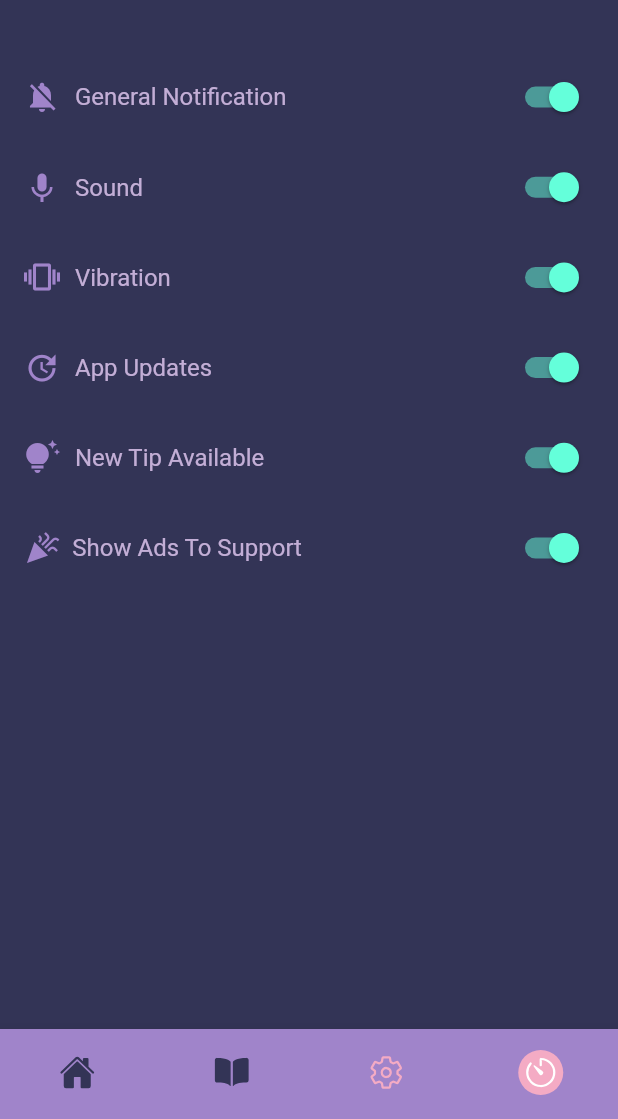
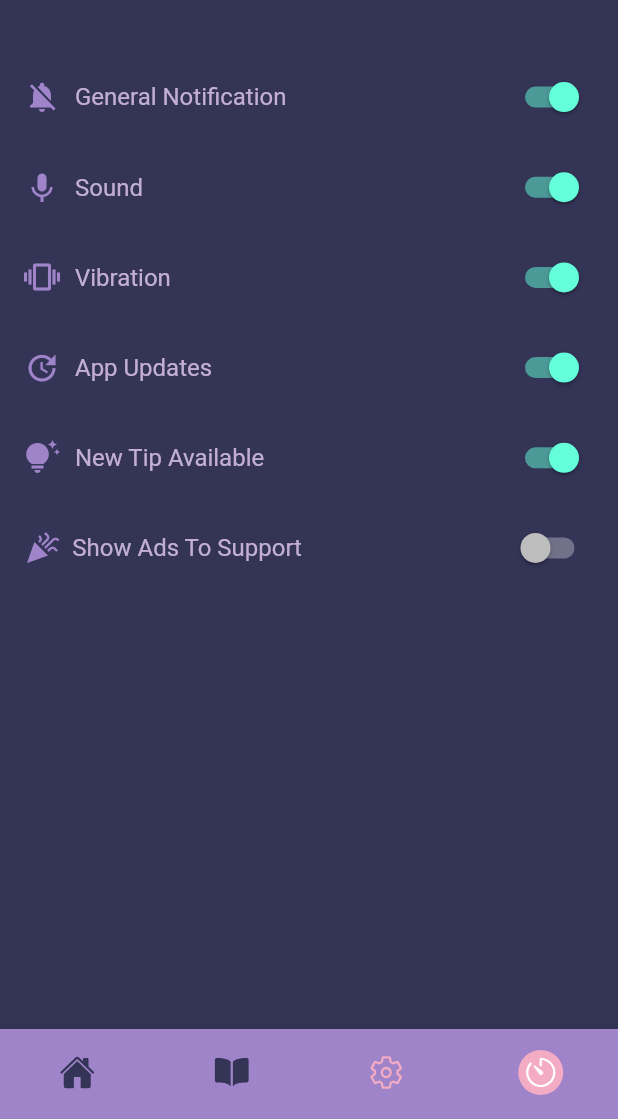
Before and after one commit to dhairya703/pomodoroapp, a Flutter app: the screen it shows after launch, item 3 of the bottom bar chosen, on a phone screen of 412 x 824 dp, the part 117-1236 px from its top. Run offline on Flutter 3.47's test engine with Material 2 defaults, Android fonts, the phone set to English and light mode, and no system bars; our stand-ins replace bloc, dartz, equatable, flutter_bloc, flutter_datetime_picker, flutter_heatmap_calendar and 8 more; missing offline and left inert: bitsdojo_window; accounts and stored records are empty; generated files the repository leaves out were written again.

Commit message:
refactor: integrate bloc with UI and add getDefault setting event

```diff
--- a/lib/core/utils/storage.dart
+++ b/lib/core/utils/storage.dart
@@ -20,5 +20,6 @@ class FStorage {
   static delete(String key) async =>
       await flutterSecureStorage.delete(key: key);
 
-  static read(String key) async => await flutterSecureStorage.read(key: key);
+  static Future<String?> read(String key) async =>
+      await flutterSecureStorage.read(key: key);
 }
--- a/lib/core/utils/utils.dart
+++ b/lib/core/utils/utils.dart
@@ -24,4 +24,7 @@ class Utils {
 
   static int calculatePomodoroTime(int defaultDuration, int timerDuration) =>
       defaultDuration - timerDuration;
+
+  static bool convertStringFromStorageToBool(String item) =>
+      item == "1" ? true : false;
 }
--- a/lib/features/configuration/presentation/blocs/settings_bloc/settings_bloc.dart
+++ b/lib/features/configuration/presentation/blocs/settings_bloc/settings_bloc.dart
@@ -1,14 +1,30 @@
 import 'package:bloc/bloc.dart';
+import 'package:dartz/dartz.dart';
 import 'package:equatable/equatable.dart';
+import 'package:pomodore/features/configuration/domain/entities/settings_entity.dart';
+
+import '../../../domain/usecases/get_settings_usecase.dart';
 
 part 'settings_event.dart';
 part 'settings_state.dart';
 
 class SettingsBloc extends Bloc<SettingsEvent, SettingsState> {
-  SettingsBloc() : super(SettingsInitial()) {
+  final GetSettingsUseCase getSettingUseCase;
+
+  SettingsBloc({required this.getSettingUseCase}) : super(SettingsInitial()) {
     on<SettingsEvent>((event, emit) {});
     on<SettingsFromDeviceFetched>(_settingsFromDeviceFetched);
   }
 
-  _settingsFromDeviceFetched(SettingsFromDeviceFetched event, Emitter emit) {}
+  _settingsFromDeviceFetched(
+      SettingsFromDeviceFetched event, Emitter emit) async {
+    emit(SettingFetchingLoading());
+
+    Either<String, SettingsEntity> result = await getSettingUseCase.call();
+
+    result.fold(
+      (l) => emit(SettingFetchingFail()),
+      (r) => emit(SettingFetchingSuccess(r)),
+    );
+  }
 }
--- a/lib/features/configuration/presentation/blocs/settings_bloc/settings_state.dart
+++ b/lib/features/configuration/presentation/blocs/settings_bloc/settings_state.dart
@@ -10,8 +10,12 @@ class SettingsInitial extends SettingsState {
 }
 
 class SettingFetchingSuccess extends SettingsState {
+  final SettingsEntity item;
+
+  const SettingFetchingSuccess(this.item);
+
   @override
-  List<Object?> get props => [];
+  List<Object?> get props => [item];
 }
 
 class SettingFetchingLoading extends SettingsState {
--- a/lib/features/configuration/presentation/pages/settings_page.dart
+++ b/lib/features/configuration/presentation/pages/settings_page.dart
@@ -1,15 +1,32 @@
 import 'dart:io';
 
 import 'package:flutter/material.dart';
+import 'package:flutter_bloc/flutter_bloc.dart';
 import 'package:ionicons/ionicons.dart';
 import 'package:pomodore/core/constant/constant.dart';
 import 'package:pomodore/core/shared_widgets/base_app_bar.dart';
+import 'package:pomodore/core/shared_widgets/global_indicator.dart';
 import 'package:pomodore/core/utils/size_config.dart';
+import 'package:pomodore/features/configuration/presentation/blocs/settings_bloc/settings_bloc.dart';
 
+import '../../../../di.dart';
 import '../../../../exports.dart';
 
 class SettingsPage extends StatelessWidget {
   const SettingsPage({Key? key}) : super(key: key);
+
+  @override
+  Widget build(BuildContext context) {
+    return BlocProvider(
+      create: (context) =>
+          getIt.get<SettingsBloc>()..add(SettingsFromDeviceFetched()),
+      child: const SettingsView(),
+    );
+  }
+}
+
+class SettingsView extends StatelessWidget {
+  const SettingsView({Key? key}) : super(key: key);
 
   @override
   Widget build(BuildContext context) {
@@ -18,7 +35,10 @@ class SettingsPage extends StatelessWidget {
     return Scaffold(
       appBar: BaseAppBar(title: localization.settingsTitle),
       body: SingleChildScrollView(
-        child: Column(
+        child: BlocBuilder<SettingsBloc, SettingsState>(
+          builder: (context, state) {
+            if (state is SettingFetchingSuccess) {
+              return Column(
                 children: [
                   SizedBox(height: SizeConfig.heightMultiplier * 3),
                   SwitchListTile.adaptive(
@@ -29,7 +49,7 @@ class SettingsPage extends StatelessWidget {
                         Text(localization.generalNotificationTitle),
                       ],
                     ),
-              value: true,
+                    value: state.item.notification,
                     onChanged: (value) {},
                   ),
                   SizedBox(height: SizeConfig.heightMultiplier * .5),
@@ -41,7 +61,7 @@ class SettingsPage extends StatelessWidget {
                         Text(localization.soundTitle),
                       ],
                     ),
-              value: true,
+                    value: state.item.sound,
                     onChanged: (value) {},
                   ),
                   SizedBox(height: SizeConfig.heightMultiplier * .5),
@@ -56,7 +76,7 @@ class SettingsPage extends StatelessWidget {
                               Text(localization.vibrationTitle),
                             ],
                           ),
-                    value: true,
+                          value: state.item.vibration,
                           onChanged: (value) {},
                         ),
                         SizedBox(height: SizeConfig.heightMultiplier * .5),
@@ -70,7 +90,7 @@ class SettingsPage extends StatelessWidget {
                         Text(localization.appUpdatesTitle),
                       ],
                     ),
-              value: true,
+                    value: state.item.appUpdates,
                     onChanged: (value) {},
                   ),
                   SizedBox(height: SizeConfig.heightMultiplier * .5),
@@ -82,7 +102,7 @@ class SettingsPage extends StatelessWidget {
                         Text(localization.newTipTitle),
                       ],
                     ),
-              value: true,
+                    value: state.item.newTips,
                     onChanged: (value) {},
                   ),
                   SizedBox(height: SizeConfig.heightMultiplier * .5),
@@ -94,10 +114,21 @@ class SettingsPage extends StatelessWidget {
                         Text(localization.showAdsTitle),
                       ],
                     ),
-              value: true,
+                    value: state.item.ads,
                     onChanged: (value) {},
                   ),
                 ],
+              );
+            }
+
+            return SizedBox(
+              width: SizeConfig.widthMultiplier * 100,
+              height: SizeConfig.heightMultiplier * 40,
+              child: const Center(
+                child: GlobalIndicator(),
+              ),
+            );
+          },
         ),
       ),
     );
```
Also changed, not shown: lib/di.dart (+9 -0 lines), lib/features/configuration/data/repositories/settings_repository_impl.dart (+15 -13 lines). Lines whose indentation alone changed are shown as unchanged.
